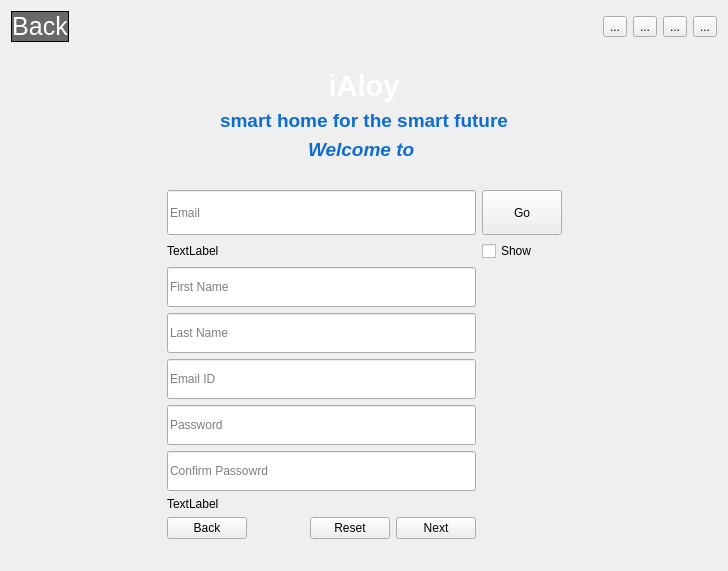
Old version of the form resource/ui/mainwindow.ui in the repository arghyabi/iAloy_old_desktop_app.
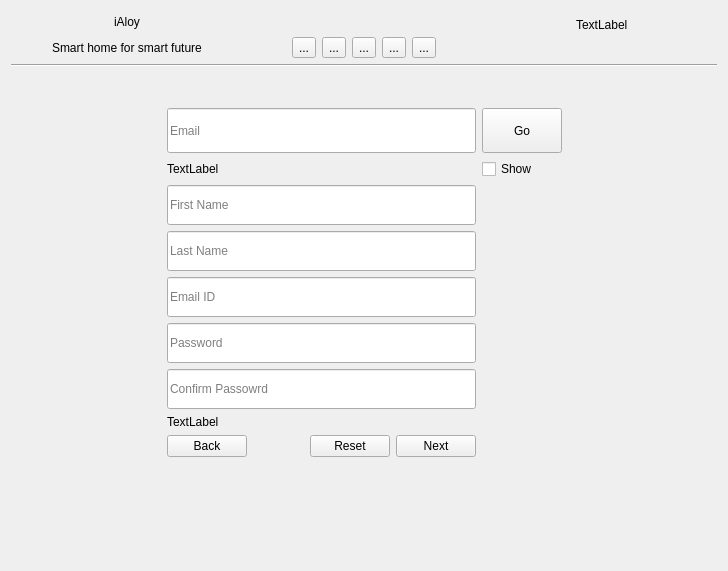
New version of the form.

```diff
--- a/resource/ui/mainwindow.ui
+++ b/resource/ui/mainwindow.ui
@@ -17,39 +17,130 @@
    <string notr="true"/>
   </property>
   <widget class="QWidget" name="centralWidget">
+   <layout class="QVBoxLayout" name="verticalLayout_5">
+    <item>
+     <layout class="QHBoxLayout" name="horizontalLayout_7">
+      <item>
+       <layout class="QVBoxLayout" name="verticalLayout_4">
+        <item>
+         <layout class="QHBoxLayout" name="horizontalLayout_4">
+          <item>
+           <spacer name="horizontalSpacer_5">
+            <property name="orientation">
+             <enum>Qt::Horizontal</enum>
+            </property>
+            <property name="sizeHint" stdset="0">
+             <size>
+              <width>40</width>
+              <height>20</height>
+             </size>
+            </property>
+           </spacer>
+          </item>
+          <item>
+           <widget class="QLabel" name="ialoy_logo_label">
+            <property name="text">
+             <string>iAloy</string>
+            </property>
+           </widget>
+          </item>
+          <item>
+           <spacer name="horizontalSpacer_6">
+            <property name="orientation">
+             <enum>Qt::Horizontal</enum>
+            </property>
+            <property name="sizeHint" stdset="0">
+             <size>
+              <width>40</width>
+              <height>20</height>
+             </size>
+            </property>
+           </spacer>
+          </item>
+         </layout>
+        </item>
+        <item>
+         <layout class="QHBoxLayout" name="horizontalLayout_5">
+          <item>
+           <spacer name="horizontalSpacer_7">
+            <property name="orientation">
+             <enum>Qt::Horizontal</enum>
+            </property>
+            <property name="sizeHint" stdset="0">
+             <size>
+              <width>40</width>
+              <height>20</height>
+             </size>
+            </property>
+           </spacer>
+          </item>
+          <item>
+           <widget class="QLabel" name="ialoy_tag_line_label">
+            <property name="text">
+             <string>Smart home for smart future</string>
+            </property>
+           </widget>
+          </item>
+          <item>
+           <spacer name="horizontalSpacer_8">
+            <property name="orientation">
+             <enum>Qt::Horizontal</enum>
+            </property>
+            <property name="sizeHint" stdset="0">
+             <size>
+              <width>40</width>
+              <height>20</height>
+             </size>
+            </property>
+           </spacer>
+          </item>
+         </layout>
+        </item>
+       </layout>
+      </item>
+      <item>
    <layout class="QVBoxLayout" name="verticalLayout">
+        <item>
+         <layout class="QHBoxLayout" name="horizontalLayout_6">
+          <item>
+           <spacer name="horizontalSpacer_9">
+            <property name="orientation">
+             <enum>Qt::Horizontal</enum>
+            </property>
+            <property name="sizeHint" stdset="0">
+             <size>
+              <width>40</width>
+              <height>20</height>
+             </size>
+            </property>
+           </spacer>
+          </item>
+          <item>
+           <widget class="QLabel" name="time_label">
+            <property name="text">
+             <string> </string>
+            </property>
+           </widget>
+          </item>
+          <item>
+           <spacer name="horizontalSpacer_10">
+            <property name="orientation">
+             <enum>Qt::Horizontal</enum>
+            </property>
+            <property name="sizeHint" stdset="0">
+             <size>
+              <width>40</width>
+              <height>20</height>
+             </size>
+            </property>
+           </spacer>
+          </item>
+         </layout>
+        </item>
     <item>
      <layout class="QHBoxLayout" name="horizontalLayout">
       <item>
-       <widget class="QPushButton" name="pushButton">
-        <property name="minimumSize">
-         <size>
-          <width>0</width>
-          <height>0</height>
-         </size>
-        </property>
-        <property name="baseSize">
-         <size>
-          <width>50</width>
-          <height>50</height>
-         </size>
-        </property>
-        <property name="styleSheet">
-         <string notr="true">background-color: rgb(104, 104, 104);
-border: 1px solid black;
-border-radius: 150px;
-color: rgb(255, 255, 255);
-font-size: 25px;
-
-</string>
-        </property>
-        <property name="text">
-         <string>Back</string>
-        </property>
-       </widget>
-      </item>
-      <item>
-       <spacer name="horizontalSpacer_3">
+           <spacer name="horizontalSpacer_11">
         <property name="orientation">
          <enum>Qt::Horizontal</enum>
         </property>
@@ -63,6 +154,9 @@
       </item>
       <item>
        <widget class="QToolButton" name="app_update_button">
+            <property name="toolTip">
+             <string>Update</string>
+            </property>
         <property name="text">
          <string>...</string>
         </property>
@@ -70,19 +164,19 @@
       </item>
       <item>
        <widget class="QToolButton" name="keyboard_tool_button">
+            <property name="toolTip">
+             <string>Virtual Keyboard</string>
+            </property>
         <property name="text">
          <string>...</string>
         </property>
-        <property name="iconSize">
-         <size>
-          <width>32</width>
-          <height>16</height>
-         </size>
-        </property>
        </widget>
       </item>
       <item>
        <widget class="QToolButton" name="wifi_tool_button">
+            <property name="toolTip">
+             <string>WiFi</string>
+            </property>
         <property name="text">
          <string>...</string>
         </property>
@@ -90,75 +184,132 @@
       </item>
       <item>
        <widget class="QToolButton" name="settings_tool_button">
+            <property name="toolTip">
+             <string>Settings</string>
+            </property>
         <property name="text">
          <string>...</string>
         </property>
        </widget>
       </item>
-     </layout>
+          <item>
+           <widget class="QToolButton" name="power_tool_button">
+            <property name="toolTip">
+             <string>Power</string>
+            </property>
+            <property name="text">
+             <string>...</string>
+            </property>
+           </widget>
     </item>
     <item>
-     <spacer name="verticalSpacer_3">
+           <spacer name="horizontalSpacer_12">
       <property name="orientation">
-       <enum>Qt::Vertical</enum>
+             <enum>Qt::Horizontal</enum>
       </property>
       <property name="sizeHint" stdset="0">
        <size>
-        <width>20</width>
-        <height>107</height>
+              <width>40</width>
+              <height>20</height>
        </size>
       </property>
      </spacer>
     </item>
+         </layout>
+        </item>
+       </layout>
+      </item>
     <item>
-     <layout class="QGridLayout" name="gridLayout_2">
-      <item row="1" column="0">
-       <widget class="QLabel" name="iAloy_subheading">
-        <property name="text">
-         <string>&lt;html&gt;&lt;head/&gt;&lt;body&gt;&lt;p&gt;&lt;span style=&quot; font-size:14pt; font-weight:600; color:#0d6dd3;&quot;&gt;smart home for the smart future&lt;/span&gt;&lt;/p&gt;&lt;/body&gt;&lt;/html&gt;</string>
-        </property>
-        <property name="alignment">
-         <set>Qt::AlignCenter</set>
-        </property>
-       </widget>
-      </item>
-      <item row="2" column="0" alignment="Qt::AlignHCenter|Qt::AlignVCenter">
+       <layout class="QVBoxLayout" name="verticalLayout_3">
+        <item>
+         <layout class="QHBoxLayout" name="horizontalLayout_2">
+          <item>
+           <spacer name="horizontalSpacer_3">
+            <property name="orientation">
+             <enum>Qt::Horizontal</enum>
+            </property>
+            <property name="sizeHint" stdset="0">
+             <size>
+              <width>40</width>
+              <height>20</height>
+             </size>
+            </property>
+           </spacer>
+          </item>
+          <item>
        <widget class="QLabel" name="pi_name_label">
-        <property name="font">
-         <font>
-          <pointsize>18</pointsize>
-          <italic>true</italic>
-         </font>
-        </property>
-        <property name="styleSheet">
-         <string notr="true">color: rgb(12, 41, 67);</string>
-        </property>
         <property name="text">
-         <string>&lt;html&gt;&lt;head/&gt;&lt;body&gt;&lt;p&gt;&lt;span style=&quot; font-size:14pt; font-weight:600; color:#0d6dd3;&quot;&gt;Welcome to &lt;/span&gt;&lt;/p&gt;&lt;/body&gt;&lt;/html&gt;</string>
+             <string>TextLabel</string>
         </property>
        </widget>
       </item>
-      <item row="0" column="0">
-       <widget class="QLabel" name="iAloy_heading">
-        <property name="text">
-         <string>&lt;html&gt;&lt;head/&gt;&lt;body&gt;&lt;p&gt;&lt;span style=&quot; font-size:22pt; font-weight:600; color:#ffffff;&quot;&gt;iAloy&lt;/span&gt;&lt;/p&gt;&lt;/body&gt;&lt;/html&gt;</string>
-        </property>
-        <property name="alignment">
-         <set>Qt::AlignCenter</set>
-        </property>
-       </widget>
+          <item>
+           <spacer name="horizontalSpacer_13">
+            <property name="orientation">
+             <enum>Qt::Horizontal</enum>
+            </property>
+            <property name="sizeHint" stdset="0">
+             <size>
+              <width>40</width>
+              <height>20</height>
+             </size>
+            </property>
+           </spacer>
       </item>
      </layout>
     </item>
     <item>
-     <spacer name="verticalSpacer_5">
+         <layout class="QHBoxLayout" name="horizontalLayout_3">
+          <item>
+           <spacer name="horizontalSpacer_14">
+            <property name="orientation">
+             <enum>Qt::Horizontal</enum>
+            </property>
+            <property name="sizeHint" stdset="0">
+             <size>
+              <width>40</width>
+              <height>20</height>
+             </size>
+            </property>
+           </spacer>
+          </item>
+          <item>
+           <spacer name="horizontalSpacer_15">
+            <property name="orientation">
+             <enum>Qt::Horizontal</enum>
+            </property>
+            <property name="sizeHint" stdset="0">
+             <size>
+              <width>40</width>
+              <height>20</height>
+             </size>
+            </property>
+           </spacer>
+          </item>
+         </layout>
+        </item>
+       </layout>
+      </item>
+     </layout>
+    </item>
+    <item>
+     <widget class="Line" name="line">
+      <property name="orientation">
+       <enum>Qt::Horizontal</enum>
+      </property>
+     </widget>
+    </item>
+    <item>
+     <layout class="QVBoxLayout" name="verticalLayout_2">
+      <item>
+       <spacer name="verticalSpacer_3">
       <property name="orientation">
        <enum>Qt::Vertical</enum>
       </property>
       <property name="sizeHint" stdset="0">
        <size>
         <width>20</width>
-        <height>108</height>
+          <height>40</height>
        </size>
       </property>
      </spacer>
@@ -395,6 +546,8 @@
      </spacer>
     </item>
    </layout>
+    </item>
+   </layout>
   </widget>
  </widget>
  <layoutdefault spacing="6" margin="11"/>
```
Left out of the diff: 20 changed lines with no effect on the pictures. Lines whose indentation alone changed are shown as unchanged.
